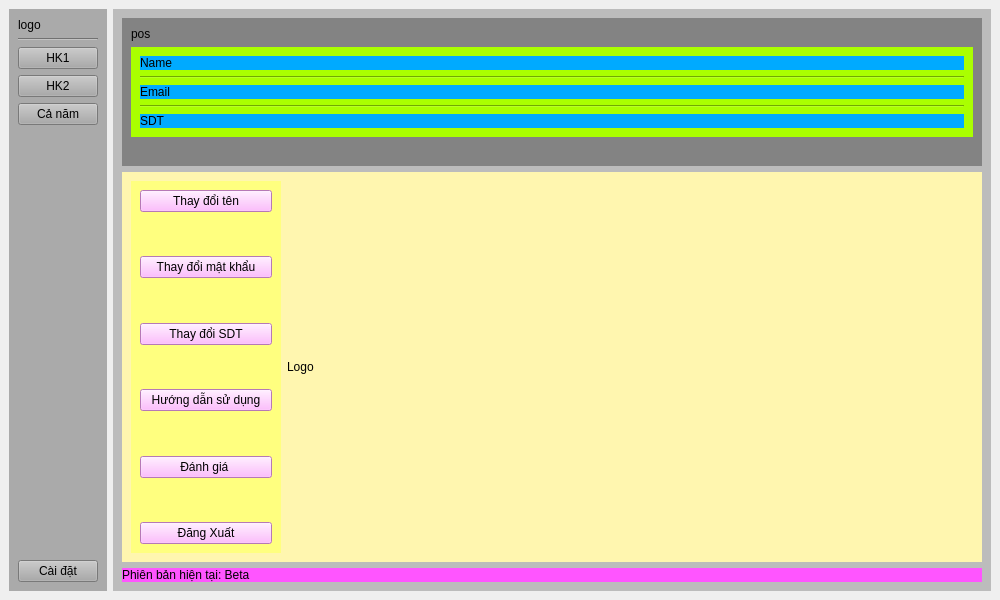
Old version of the form ui/setting.ui in the repository KietIT-bip-bip/PTA39-SPCK.
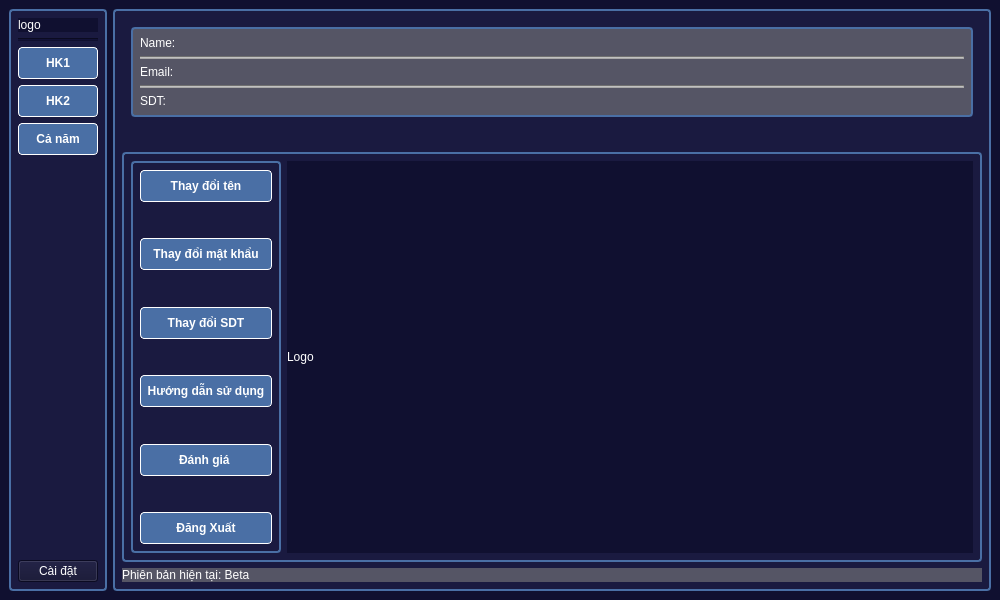
New version of the form.

```diff
--- a/ui/setting.ui
+++ b/ui/setting.ui
@@ -25,16 +25,26 @@
   <property name="windowTitle">
    <string>MainWindow</string>
   </property>
+  <property name="styleSheet">
+   <string notr="true">background-color: rgb(16, 16, 48);</string>
+  </property>
   <widget class="QWidget" name="centralwidget">
    <layout class="QHBoxLayout" name="horizontalLayout_2">
     <item>
-     <widget class="QWidget" name="widget" native="true">
+     <widget class="QWidget" name="thanhcongcu" native="true">
       <property name="styleSheet">
-       <string notr="true">background-color: rgb(170, 170, 170);</string>
+       <string notr="true">#thanhcongcu {
+    background-color: #1A1A40; 
+    border: 2px solid #4A6FA5; 
+    border-radius: 4px;    
+}   </string>
       </property>
       <layout class="QVBoxLayout" name="verticalLayout">
        <item>
         <widget class="QLabel" name="label_2">
+         <property name="styleSheet">
+          <string notr="true">color: rgb(255, 255, 255);</string>
+         </property>
          <property name="text">
           <string>logo</string>
          </property>
@@ -48,21 +58,66 @@
         </widget>
        </item>
        <item>
-        <widget class="QPushButton" name="pushButton">
+        <widget class="QPushButton" name="nut_hk1">
+         <property name="styleSheet">
+          <string notr="true">#nut_hk1 {
+    background-color: #4A6FA5; 
+    color: white;              
+    border: 1px solid #ffffff; 
+    border-radius: 4px;
+    
+    min-height: 30px;     /* Bằng chiều cao nút trên cho đều */
+    font-size: 12px;
+    font-weight: bold;
+}
+#nut_hk1:hover {
+    background-color: #3b5c8a;
+}</string>
+         </property>
          <property name="text">
           <string>HK1</string>
          </property>
         </widget>
        </item>
        <item>
-        <widget class="QPushButton" name="pushButton_3">
+        <widget class="QPushButton" name="nut_hk2">
+         <property name="styleSheet">
+          <string notr="true">#nut_hk2 {
+    background-color: #4A6FA5; 
+    color: white;              
+    border: 1px solid #ffffff; 
+    border-radius: 4px;
+    
+    min-height: 30px;     /* Bằng chiều cao nút trên cho đều */
+    font-size: 12px;
+    font-weight: bold;
+}
+#nut_hk2:hover {
+    background-color: #3b5c8a;
+}</string>
+         </property>
          <property name="text">
           <string>HK2</string>
          </property>
         </widget>
        </item>
        <item>
-        <widget class="QPushButton" name="pushButton_4">
+        <widget class="QPushButton" name="nut_canam">
+         <property name="styleSheet">
+          <string notr="true">#nut_canam {
+    background-color: #4A6FA5; 
+    color: white;              
+    border: 1px solid #ffffff; 
+    border-radius: 4px;
+    
+    min-height: 30px;     /* Bằng chiều cao nút trên cho đều */
+    font-size: 12px;
+    font-weight: bold;
+}
+#nut_canam:hover {
+    background-color: #3b5c8a;
+}</string>
+         </property>
          <property name="text">
           <string>Cả năm</string>
          </property>
@@ -82,7 +137,10 @@
         </spacer>
        </item>
        <item>
-        <widget class="QPushButton" name="pushButton_2">
+        <widget class="QPushButton" name="nut_caidat">
+         <property name="styleSheet">
+          <string notr="true">color: rgb(255, 255, 255);</string>
+         </property>
          <property name="text">
           <string>Cài đặt</string>
          </property>
@@ -94,40 +152,45 @@
     <item>
      <widget class="QWidget" name="widget_2" native="true">
       <property name="styleSheet">
-       <string notr="true">background-color: rgb(188, 188, 188);</string>
+       <string notr="true">#widget_2 {
+    background-color: #1A1A40; 
+    border: 2px solid #4A6FA5; 
+    border-radius: 4px;    
+}   </string>
       </property>
       <layout class="QVBoxLayout" name="verticalLayout_5">
        <item>
         <widget class="QWidget" name="widget_3" native="true">
          <property name="styleSheet">
-          <string notr="true">background-color: rgb(131, 131, 131);</string>
+          <string notr="true">background-color: rgb(26, 26, 64);</string>
          </property>
          <layout class="QVBoxLayout" name="verticalLayout_3">
-          <item>
-           <widget class="QLabel" name="label">
-            <property name="text">
-             <string>pos</string>
-            </property>
-           </widget>
-          </item>
           <item>
            <widget class="QWidget" name="widget_4" native="true">
             <property name="styleSheet">
-             <string notr="true">background-color: rgb(170, 255, 0);</string>
+             <string notr="true">#widget_4 {
+    background-color: #555565; 
+    border: 2px solid #4A6FA5; 
+    border-radius: 4px;    
+}   </string>
             </property>
             <layout class="QVBoxLayout" name="verticalLayout_2">
              <item>
               <widget class="QLabel" name="label_3">
                <property name="styleSheet">
-                <string notr="true">background-color: rgb(0, 170, 255);</string>
+                <string notr="true">color: rgb(255, 255, 255);
+background-color: rgb(85, 85, 101);</string>
                </property>
                <property name="text">
-                <string>Name</string>
+                <string>Name:</string>
                </property>
               </widget>
              </item>
              <item>
               <widget class="Line" name="line_2">
+               <property name="styleSheet">
+                <string notr="true">background-color: rgb(168, 168, 168);</string>
+               </property>
                <property name="orientation">
                 <enum>Qt::Horizontal</enum>
                </property>
@@ -136,15 +199,19 @@
              <item>
               <widget class="QLabel" name="label_5">
                <property name="styleSheet">
-                <string notr="true">background-color: rgb(0, 170, 255);</string>
+                <string notr="true">color: rgb(255, 255, 255);
+background-color: rgb(85, 85, 101);</string>
                </property>
                <property name="text">
-                <string>Email</string>
+                <string>Email:</string>
                </property>
               </widget>
              </item>
              <item>
               <widget class="Line" name="line_3">
+               <property name="styleSheet">
+                <string notr="true">background-color: rgb(168, 168, 168);</string>
+               </property>
                <property name="orientation">
                 <enum>Qt::Horizontal</enum>
                </property>
@@ -153,11 +220,11 @@
              <item>
               <widget class="QLabel" name="label_4">
                <property name="styleSheet">
-                <string notr="true">
-background-color: rgb(0, 170, 255);</string>
+                <string notr="true">color: rgb(255, 255, 255);
+background-color: rgb(85, 85, 101);</string>
                </property>
                <property name="text">
-                <string>SDT</string>
+                <string>SDT:</string>
                </property>
               </widget>
              </item>
@@ -183,7 +250,11 @@
        <item>
         <widget class="QWidget" name="widget_5" native="true">
          <property name="styleSheet">
-          <string notr="true">background-color: rgb(255, 246, 175);</string>
+          <string notr="true">#widget_5 {
+    background-color: #1A1A40; 
+    border: 2px solid #4A6FA5; 
+    border-radius: 4px;    
+}   </string>
          </property>
          <layout class="QHBoxLayout" name="horizontalLayout">
           <item>
@@ -201,13 +272,29 @@
              </size>
             </property>
             <property name="styleSheet">
-             <string notr="true">background-color: rgb(255, 255, 127);</string>
+             <string notr="true">#widget_6 {
+    background-color: #1A1A40; 
+    border: 2px solid #4A6FA5; 
+    border-radius: 4px;    
+}   </string>
             </property>
             <layout class="QVBoxLayout" name="verticalLayout_4">
              <item>
-              <widget class="QPushButton" name="pushButton_5">
+              <widget class="QPushButton" name="nut_thaydoiten">
                <property name="styleSheet">
-                <string notr="true">background-color: rgb(255, 170, 255);</string>
+                <string notr="true">#nut_thaydoiten {
+    background-color: #4A6FA5; 
+    color: white;              
+    border: 1px solid #ffffff; 
+    border-radius: 4px;
+    
+    min-height: 30px;     /* Bằng chiều cao nút trên cho đều */
+    font-size: 12px;
+    font-weight: bold;
+}
+#nut_thaydoiten:hover {
+    background-color: #3b5c8a;
+}</string>
                </property>
                <property name="text">
                 <string>Thay đổi tên</string>
@@ -228,9 +315,21 @@
               </spacer>
              </item>
              <item>
-              <widget class="QPushButton" name="pushButton_10">
+              <widget class="QPushButton" name="nut_thaydoimatkhau">
                <property name="styleSheet">
-                <string notr="true">background-color: rgb(255, 170, 255);</string>
+                <string notr="true">#nut_thaydoimatkhau {
+    background-color: #4A6FA5; 
+    color: white;              
+    border: 1px solid #ffffff; 
+    border-radius: 4px;
+    
+    min-height: 30px;     /* Bằng chiều cao nút trên cho đều */
+    font-size: 12px;
+    font-weight: bold;
+}
+#nut_thaydoimatkhau:hover {
+    background-color: #3b5c8a;
+}</string>
                </property>
                <property name="text">
                 <string>Thay đổi mật khẩu</string>
@@ -251,9 +350,21 @@
               </spacer>
              </item>
              <item>
-              <widget class="QPushButton" name="pushButton_8">
+              <widget class="QPushButton" name="nut_thaydoisdt">
                <property name="styleSheet">
-                <string notr="true">background-color: rgb(255, 170, 255);</string>
+                <string notr="true">#nut_thaydoisdt {
+    background-color: #4A6FA5; 
+    color: white;              
+    border: 1px solid #ffffff; 
+    border-radius: 4px;
+    
+    min-height: 30px;     /* Bằng chiều cao nút trên cho đều */
+    font-size: 12px;
+    font-weight: bold;
+}
+#nut_thaydoisdt:hover {
+    background-color: #3b5c8a;
+}</string>
                </property>
                <property name="text">
                 <string>Thay đổi SDT</string>
@@ -274,9 +385,21 @@
               </spacer>
              </item>
              <item>
-              <widget class="QPushButton" name="pushButton_7">
+              <widget class="QPushButton" name="nut_huongdansudung">
                <property name="styleSheet">
-                <string notr="true">background-color: rgb(255, 170, 255);</string>
+                <string notr="true">#nut_huongdansudung {
+    background-color: #4A6FA5; 
+    color: white;              
+    border: 1px solid #ffffff; 
+    border-radius: 4px;
+    
+    min-height: 30px;     /* Bằng chiều cao nút trên cho đều */
+    font-size: 12px;
+    font-weight: bold;
+}
+#nut_huongdansudung:hover {
+    background-color: #3b5c8a;
+}</string>
                </property>
                <property name="text">
                 <string>Hướng dẫn sử dụng</string>
@@ -297,9 +420,21 @@
               </spacer>
              </item>
              <item>
-              <widget class="QPushButton" name="pushButton_9">
+              <widget class="QPushButton" name="nut_danhgia">
                <property name="styleSheet">
-                <string notr="true">background-color: rgb(255, 170, 255);</string>
+                <string notr="true">#nut_danhgia {
+    background-color: #4A6FA5; 
+    color: white;              
+    border: 1px solid #ffffff; 
+    border-radius: 4px;
+    
+    min-height: 30px;     /* Bằng chiều cao nút trên cho đều */
+    font-size: 12px;
+    font-weight: bold;
+}
+#nut_danhgia:hover {
+    background-color: #3b5c8a;
+}</string>
                </property>
                <property name="text">
                 <string>Đánh giá </string>
@@ -320,9 +455,21 @@
               </spacer>
              </item>
              <item>
-              <widget class="QPushButton" name="pushButton_6">
+              <widget class="QPushButton" name="nut_dangxuat">
                <property name="styleSheet">
-                <string notr="true">background-color: rgb(255, 170, 255);</string>
+                <string notr="true">#nut_dangxuat {
+    background-color: #4A6FA5; 
+    color: white;              
+    border: 1px solid #ffffff; 
+    border-radius: 4px;
+    
+    min-height: 30px;     /* Bằng chiều cao nút trên cho đều */
+    font-size: 12px;
+    font-weight: bold;
+}
+#nut_dangxuat:hover {
+    background-color: #3b5c8a;
+}</string>
                </property>
                <property name="text">
                 <string>Đăng Xuất</string>
@@ -334,6 +481,9 @@
           </item>
           <item>
            <widget class="QLabel" name="label_7">
+            <property name="styleSheet">
+             <string notr="true">color: rgb(255, 255, 255);</string>
+            </property>
             <property name="text">
              <string>Logo</string>
             </property>
@@ -345,7 +495,8 @@
        <item>
         <widget class="QLabel" name="label_6">
          <property name="styleSheet">
-          <string notr="true">background-color: rgb(255, 85, 255);</string>
+          <string notr="true">color: rgb(255, 255, 255);
+background-color: rgb(85, 85, 101);</string>
          </property>
          <property name="text">
           <string>Phiên bản hiện tại: Beta</string>
```
